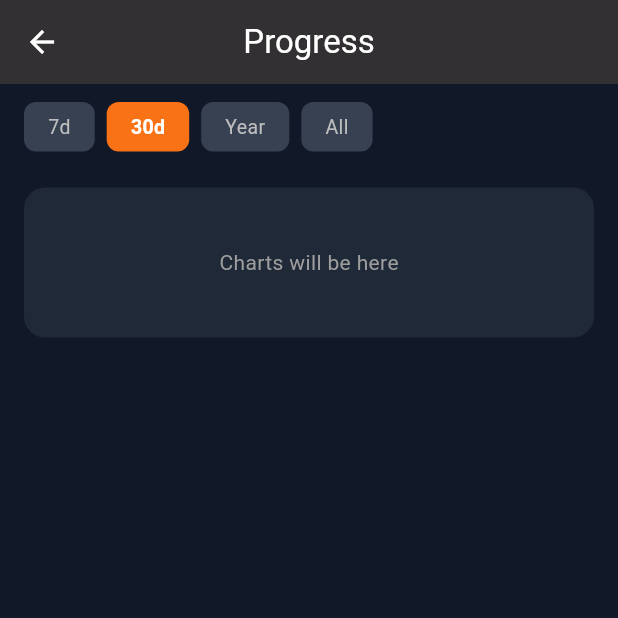
After one commit to repkuc/workout-tracker-flutter, a Flutter app: the screen it shows after launch, after a tap on the "trending up" icon, on a phone screen of 412 x 824 dp, the top half of it. The commit adds this screen. Run offline on Flutter 3.47's test engine with Material 3 defaults, Android fonts, the phone set to English and light mode, and no system bars; our stand-ins replace easy_localization, shared_preferences.

Commit message:
feat: add progress page skeleton with body weight service and model

```diff
--- a/assets/translations/en.json
+++ b/assets/translations/en.json
@@ -137,5 +137,13 @@
   "last_30_days": "30 Days",
   "all_time_short": "All Time",
   "last_year": "Year"
+},
+ "progress": {
+  "title": "Progress",
+  "placeholder": "Charts will be here",
+  "filter_7d": "7d",
+  "filter_30d": "30d",
+  "filter_year": "Year",
+  "filter_all": "All"
+  }
 }
-}
--- a/assets/translations/lv.json
+++ b/assets/translations/lv.json
@@ -137,5 +137,13 @@
   "last_30_days": "30 dienas",
   "all_time_short": "Viss laiks",
   "last_year": "Gads"
+},
+"progress": {
+  "title": "Progress",
+  "placeholder": "Šeit būs grafiki",
+  "filter_7d": "7d",
+  "filter_30d": "30d",
+  "filter_year": "Gads",
+  "filter_all": "Viss"
 }
 }
--- a/assets/translations/ru.json
+++ b/assets/translations/ru.json
@@ -137,5 +137,13 @@
   "last_30_days": "30 дней",
   "all_time_short": "Всё время",
   "last_year": "Год"
+},
+"progress": {
+  "title": "Прогресс",
+  "placeholder": "Здесь будут графики",
+  "filter_7d": "7д",
+  "filter_30d": "30д",
+  "filter_year": "Год",
+  "filter_all": "Всё"
 }
 }
--- a/lib/main.dart
+++ b/lib/main.dart
@@ -5,6 +5,7 @@ import 'pages/workout_editor_page.dart';
 import 'pages/history_page.dart';
 import 'models/workout_models.dart';
 import 'pages/statistics_page.dart';
+import 'pages/progress_page.dart';
 
 void main() async {
   WidgetsFlutterBinding.ensureInitialized();
@@ -219,6 +220,23 @@ class _HomePageState extends State<HomePage> {
                     ),
                     Row(
                       children: [
+                        // Кнопка прогресса
+IconButton(
+  icon: const Icon(
+    Icons.trending_up,
+    color: Colors.white,
+    size: 28,
+  ),
+  onPressed: () {
+    Navigator.push(
+      context,
+      MaterialPageRoute(
+        builder: (context) => const ProgressPage(),
+      ),
+    );
+  },
+  tooltip: 'Прогресс',
+),
                         // Кнопка статистики
                         IconButton(
                           icon: const Icon(
--- /dev/null
+++ b/lib/models/body_weight_entry.dart
@@ -0,0 +1,25 @@
+class BodyWeightEntry {
+  final String date; // Дата в формате "2024-03-15"
+  final double weight; // Вес в килограммах, например 84.5
+  // Конструктор для создания новой записи веса
+  BodyWeightEntry({
+    required this.date,
+    required this.weight,
+  });
+
+  // Превращаем объект в Map чтобы сохранить в SharedPreferences
+  // Например: {"date": "2024-03-15", "weight": 84.5}
+  Map<String, dynamic> toJson() {
+    return {
+      'date': date,
+      'weight': weight,
+    };
+  }
+  // Создаем объект из Map, который мы получили из SharedPreferences
+  factory BodyWeightEntry.fromJson(Map<String, dynamic> json) {
+    return BodyWeightEntry(
+      date: json['date'] as String,
+      weight: (json['weight'] as num).toDouble(), // Убедимся, что вес - это double
+    );
+  }
+}
--- /dev/null
+++ b/lib/pages/progress_page.dart
@@ -0,0 +1,152 @@
+import 'package:flutter/material.dart';
+import 'package:easy_localization/easy_localization.dart';
+import '../services/body_weight_service.dart';
+import '../models/body_weight_entry.dart';
+
+class ProgressPage extends StatefulWidget {
+  const ProgressPage({super.key});
+
+  @override
+  _ProgressPageState createState() => _ProgressPageState();
+}
+
+class _ProgressPageState extends State<ProgressPage> {
+  // Наш сервис для работы с весом тела
+  final _bodyWeightService = BodyWeightService();
+
+  // Выбранный период фильтра (по умолчанию 30 дней)
+  // null означает "всё время"
+  int? _selectedDays = 30;
+
+  // Записи веса тела — пока пустой список, загрузим позже
+  List<BodyWeightEntry> _weightEntries = [];
+
+  // Флаг загрузки — пока грузим данные показываем индикатор загрузки
+  bool _isLoading = true;
+
+  @override
+  void initState() {
+    super.initState();
+    _loadData(); // Загружаем данные при инициализации страницы
+  }
+
+  // Метод для загрузки данных из сервиса
+  Future<void> _loadData() async {
+    // Говорим Flutter "начинаем загрузку"
+    setState(() {
+      _isLoading = true;
+    });
+
+    // Загружаем записи веса в зависимости от фильтра
+    final weightEntries = _selectedDays == null
+        ? await _bodyWeightService.getAllEntries() // Все записи
+        : await _bodyWeightService
+            .getEntriesForDays(_selectedDays!); // Записи за последние N дней
+
+    // Говорим Flutter "загрузка закончилась, обновляем данные"
+    setState(() {
+      _weightEntries = weightEntries;
+      _isLoading = false;
+    });
+  }
+
+  @override
+  Widget build(BuildContext context) {
+    return Scaffold(
+        backgroundColor: const Color(0xFF111827),
+        appBar: AppBar(
+          title: const Text('progress.title').tr(),
+        ),
+        body: _isLoading
+            // Пока грузим — показываем спиннер по центру
+            ? const Center(
+                child: CircularProgressIndicator(
+                  color: Color(0xFFF97316),
+                ),
+              )
+            // Загрузили — показываем контент
+            : Column(
+                children: [
+                  // Фильтры периода (7д / 30д / Год / Всё)
+                  _buildFilters(),
+
+                  // Основной контент — скроллируемый список с графиками
+                  Expanded(
+                      child: SingleChildScrollView(
+                          padding: const EdgeInsets.all(16),
+                          child: Column(
+                            children: [
+                              // Сюда будем добавлять карточки с графиками
+                              // Пока просто заглушка
+                              Container(
+                                height: 100,
+                                decoration: BoxDecoration(
+                                  color: const Color(0xFF1F2937),
+                                  borderRadius: BorderRadius.circular(14),
+                                ),
+                                child: Center(
+                                  child: const Text(
+                                    'progress.placeholder',
+                                    style: TextStyle(color: Colors.grey),
+                                  ).tr(),
+                                ),
+                              )
+                            ],
+                          )))
+                ],
+              ));
+  }
+
+// Виджет с кнопками фильтра периода
+  Widget _buildFilters() {
+    // Список вариантов: [название, значение в днях или null]
+    final filters = [
+      ('progress.filter_7d'.tr(), 7),
+      ('progress.filter_30d'.tr(), 30),
+      ('progress.filter_year'.tr(), 365),
+      ('progress.filter_all'.tr(), null),
+    ];
+
+    return Container(
+      padding: const EdgeInsets.fromLTRB(16, 12, 16, 8),
+      child: Row(
+        children: filters.map((filter) {
+          final label = filter.$1; // название кнопки
+          final days = filter.$2; // значение в днях
+          final isActive = _selectedDays == days;
+
+          return Padding(
+            padding: const EdgeInsets.only(right: 8),
+            child: GestureDetector(
+              onTap: () {
+                // При нажатии меняем фильтр и перезагружаем данные
+                setState(() => _selectedDays = days);
+                _loadData();
+              },
+              child: Container(
+                padding: const EdgeInsets.symmetric(
+                  horizontal: 16,
+                  vertical: 7,
+                ),
+                decoration: BoxDecoration(
+                  color: isActive
+                      ? const Color(0xFFF97316) // оранжевый если активный
+                      : const Color(0xFF374151), // серый если неактивный
+                  borderRadius: BorderRadius.circular(8),
+                ),
+                child: Text(
+                  label,
+                  style: TextStyle(
+                    color: isActive ? Colors.white : Colors.grey[400],
+                    fontSize: 13,
+                    fontWeight: isActive ? FontWeight.bold : FontWeight.normal,
+                  ),
+                ),
+              ),
+            ),
+          );
+        }).toList(),
+      ),
+    );
+  }
+}
--- /dev/null
+++ b/lib/services/body_weight_service.dart
@@ -0,0 +1,83 @@
+import 'dart:convert';
+import 'package:shared_preferences/shared_preferences.dart';
+import '../models/body_weight_entry.dart';
+
+class BodyWeightService {
+  // Ключ под которым храним список в SharedPreferences
+  // Думай об этом как об имени ящика в шкафу, где мы храним все записи веса
+  static const String _key = 'body_weight_entries';
+
+  // Сохранение новой записи веса
+  Future<void> saveEntry(double weight) async {
+    // Получаем сегодняшнюю дату в формате "2024-03-15"
+    final today = DateTime.now();
+    final date = '${today.year}-'
+        '${today.month.toString().padLeft(2, '0')}-'
+        '${today.day.toString().padLeft(2, '0')}';
+
+    // Создаем новую запись веса
+    final newEntry = BodyWeightEntry(date: date, weight: weight);
+
+    // Получаем текущий список записей из SharedPreferences
+    final entries = await getAllEntries();
+
+    // Если запись на сегодня уже есть — заменяем её
+    // Если нет — добавляем новую
+    final index = entries.indexWhere((e) => e.date == date);
+    if (index >= 0) {
+      entries[index] = newEntry; // Заменяем существующую запись
+    } else {
+      entries.add(newEntry); // Добавляем новую запись
+    }
+
+    // Сортируем по дате чтобы график был правильным
+    entries.sort((a, b) => a.date.compareTo(b.date));
+
+    // Сохраняем обновленный список обратно в SharedPreferences
+    final prefs = await SharedPreferences.getInstance();
+    final jsonList = entries.map((e) => jsonEncode(e.toJson())).toList();
+    await prefs.setStringList(_key, jsonList);
+  }
+
+  // Получение всех записей веса
+  Future<List<BodyWeightEntry>> getAllEntries() async {
+    final prefs = await SharedPreferences.getInstance();
+    // Получаем список строк из SharedPreferences, каждая строка - это JSON с данными веса
+    final jsonList = prefs.getStringList(_key) ?? [];
+    // Превращаем каждую строку обратно в объект BodyWeightEntry
+    return jsonList
+        .map((s) => BodyWeightEntry.fromJson(jsonDecode(s)))
+        .toList();
+  }
+
+  // Получить записи за последние N дней (для фильтров графика)
+  Future<List<BodyWeightEntry>> getEntriesForDays(int days) async {
+    final all = await getAllEntries();
+    // Вычисляем дату, которая была N дней назад
+    final cutoff = DateTime.now().subtract(Duration(days: days));
+    // Превращаем эту дату в строку в формате "2024-03-15" для сравнения с датами в записях
+    final cutoffStr = '${cutoff.year}-'
+        '${cutoff.month.toString().padLeft(2, '0')}-'
+        '${cutoff.day.toString().padLeft(2, '0')}';
+
+  // Оставляем только те записи которые новее cutoff
+    return all.where((e) => e.date.compareTo(cutoffStr) >= 0).toList();
+  }
+
+  // Получить запись за сегодня (чтобы знать записал ли уже)
+  Future<BodyWeightEntry?> getTodayEntry() async {
+    final today = DateTime.now();
+    final date = '${today.year}-'
+        '${today.month.toString().padLeft(2, '0')}-'
+        '${today.day.toString().padLeft(2, '0')}';
+
+    final all = await getAllEntries();
+    try {
+      return all.firstWhere((e) => e.date == date);
+    } catch (_) {
+      return null; // Если записи на сегодня нет, возвращаем null
+    }
+  }
+
+
+}
```
Also changed, not shown: pubspec.yaml (+2 -5 lines), pubspec.lock.
